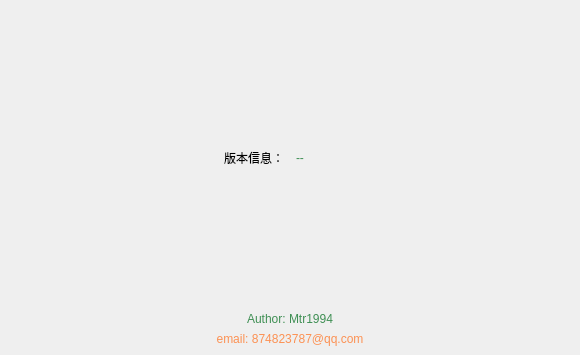
Old version of the form Dialog/dialogversion.ui in the repository Mtr1994/DeskMediaPlayer.
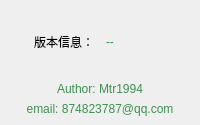
New version of the form.

Diff of the .ui file:
```diff
--- a/Dialog/dialogversion.ui
+++ b/Dialog/dialogversion.ui
@@ -6,8 +6,8 @@
    <rect>
     <x>0</x>
     <y>0</y>
-    <width>580</width>
-    <height>355</height>
+    <width>200</width>
+    <height>125</height>
    </rect>
   </property>
   <property name="windowTitle">
@@ -110,7 +110,7 @@
        <widget class="QLabel" name="label_3">
         <property name="styleSheet">
          <string notr="true">font: 12pt &quot;华文楷体&quot;;
-color: #fc9153;</string>
+color: #3f8f54;</string>
         </property>
         <property name="text">
          <string>email: 874823787@qq.com</string>
```
